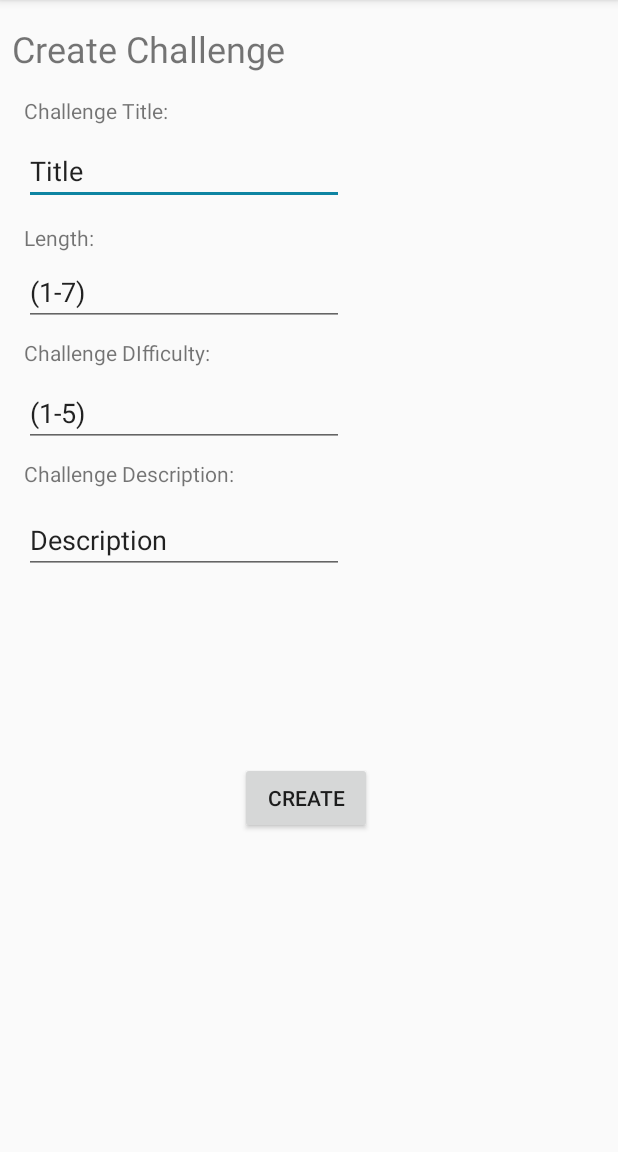
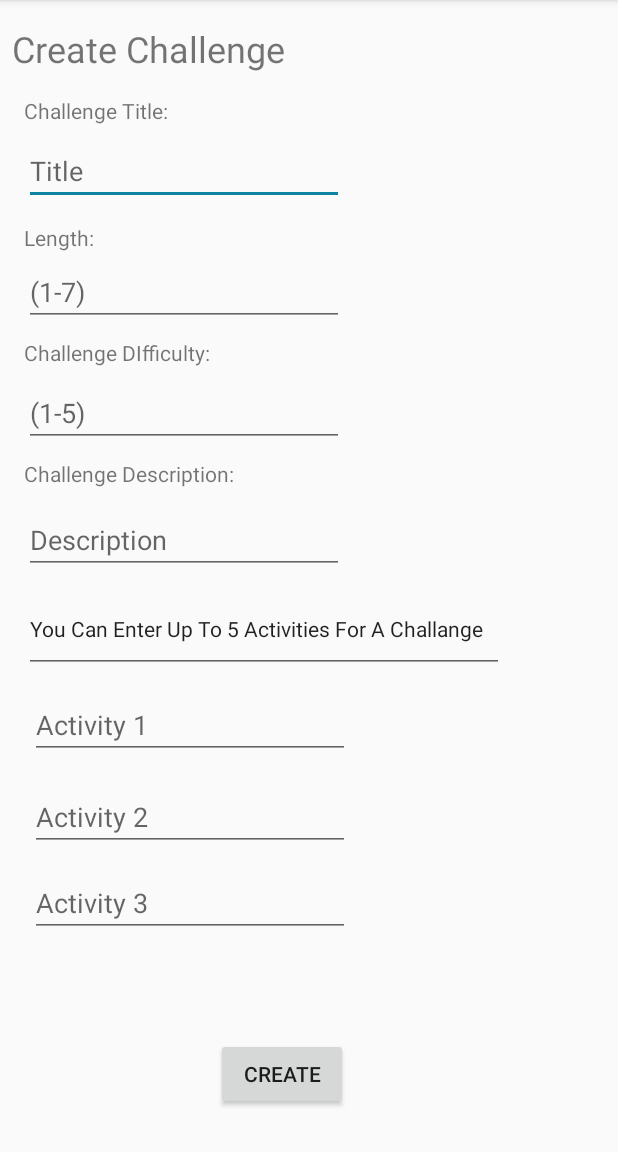
Before and after one commit to forklifters/WorkClout, an Android app: the CreateChallenge screen opened directly, with no data from a screen before it, on a phone screen of 412 x 824 dp, the part 84-1236 px from its top. Run offline under Robolectric (Android 15) with nearby library versions, the phone set to English and light mode, and no system bars; our stand-ins replace Firebase (no records; nobody signed in at launch, a user with empty details on screens opened directly).

Commit message:
create chalelnges and forgot password

```diff
--- a/app/src/main/AndroidManifest.xml
+++ b/app/src/main/AndroidManifest.xml
@@ -14,15 +14,16 @@
         android:roundIcon="@mipmap/ic_launcher_round"
         android:supportsRtl="true"
         android:theme="@style/AppTheme">
+        <activity android:name=".ForgotPassword"></activity>
+        <activity android:name=".Invitetochallenge" />
         <activity
             android:name=".HomePage"
             android:label="@string/title_activity_home_page"
-            android:theme="@style/AppTheme.NoActionBar"></activity>
+            android:theme="@style/AppTheme.NoActionBar" />
         <activity android:name=".Challenges" />
         <activity android:name=".CoachTab" />
         <activity android:name=".CreateChallenge" />
         <activity android:name=".Settings" />
-        <activity android:name=".ForgotPassword" />
         <activity android:name=".SetupProfile" />
         <activity android:name=".Registration" />
         <activity
--- a/app/src/main/java/com/example/workclout/CreateChallenge.java
+++ b/app/src/main/java/com/example/workclout/CreateChallenge.java
@@ -21,12 +21,13 @@ import java.util.Map;
 
 public class CreateChallenge extends AppCompatActivity {
 
-    private EditText challengeT, challengeDif, challengeL, challengeDes;
-    private String challengeTitle, challengeDescription, challengeID;
+    private EditText challengeT, challengeDif, challengeL, challengeDes, activity_1, activity_2,activity_3;
+    private String challengeTitle, challengeDescription, challengeID, UID, act1, act2, act3;
     private int challengeDifficulty, challengeLength;
     private Button createChallenge;
     private DocumentReference challengeRef;
     private FirebaseFirestore mFirestore;
+    private helperClass x =new helperClass();
 
 
 
@@ -44,8 +45,12 @@ public class CreateChallenge extends AppCompatActivity {
         challengeL=findViewById(R.id.challengeLength);
         challengeDes=findViewById(R.id.challengeDescription);
         createChallenge=findViewById(R.id.createChallengeButton);
+        activity_1=findViewById(R.id.Activity_1ID);
+        activity_2=findViewById(R.id.Activity_2ID);
+        activity_3=findViewById(R.id.Activity_3ID);
 
         mFirestore = FirebaseFirestore.getInstance();
+        UID=x.get_user_id();
 
         createChallenge.setOnClickListener(new View.OnClickListener() {
             @Override
@@ -55,6 +60,9 @@ public class CreateChallenge extends AppCompatActivity {
                 challengeLength = Integer.parseInt(challengeL.getText().toString());
                 challengeDescription = challengeDes.getText().toString();
                 challengeID = createChallengeID(challengeTitle, challengeDifficulty, challengeLength);
+                act1=activity_1.getText().toString();
+                act2=activity_2.getText().toString();
+                act3=activity_3.getText().toString();
 
                 Map<String, Object> dataToAdd = new HashMap<>();
 
@@ -63,12 +71,17 @@ public class CreateChallenge extends AppCompatActivity {
                 dataToAdd.put("length", challengeLength);
                 dataToAdd.put("description", challengeDescription);
                 dataToAdd.put("challengeID", challengeID);
+                dataToAdd.put("UID", UID);
+                dataToAdd.put("Activity 1",act1);
+                dataToAdd.put("Activity 2",act2);
+                dataToAdd.put("Activity 3",act3);
+
 
                 mFirestore.collection("challenges").document(challengeID).set(dataToAdd).addOnCompleteListener(new OnCompleteListener<Void>() {
                     @Override
                     public void onComplete(@NonNull Task<Void> task) {
                         Toast.makeText(CreateChallenge.this, "Username added", Toast.LENGTH_SHORT).show();
-
+                        mFirestore.collection("CoachesChallenges").document(UID).set(challengeID);
                         Intent loginSuccess = new Intent(CreateChallenge.this, HomePage.class);
                         startActivity(loginSuccess);
                     }
--- a/app/src/main/res/layout/activity_create_challenge.xml
+++ b/app/src/main/res/layout/activity_create_challenge.xml
@@ -34,8 +34,8 @@
         android:layout_marginStart="16dp"
         android:layout_marginTop="8dp"
         android:ems="10"
+        android:hint="Title"
         android:inputType="text"
-        android:text="Title"
         app:layout_constraintStart_toStartOf="parent"
         app:layout_constraintTop_toBottomOf="@+id/tv_chname" />
 
@@ -56,8 +56,8 @@
         android:layout_marginStart="16dp"
         android:layout_marginTop="4dp"
         android:ems="10"
+        android:hint="(1-7)"
         android:inputType="number"
-        android:text="(1-7)"
         app:layout_constraintStart_toStartOf="parent"
         app:layout_constraintTop_toBottomOf="@+id/tv_chlength" />
 
@@ -77,8 +77,8 @@
         android:layout_height="wrap_content"
         android:layout_marginTop="8dp"
         android:ems="10"
+        android:hint="(1-5)"
         android:inputType="number"
-        android:text="(1-5)"
         app:layout_constraintStart_toStartOf="@+id/tv_chdiff"
         app:layout_constraintTop_toBottomOf="@+id/tv_chdiff" />
 
@@ -99,8 +99,8 @@
         android:layout_marginStart="16dp"
         android:layout_marginTop="12dp"
         android:ems="10"
+        android:hint="Description"
         android:inputType="text"
-        android:text="Description"
         app:layout_constraintStart_toStartOf="parent"
         app:layout_constraintTop_toBottomOf="@+id/tv_chdesc" />
 
@@ -108,9 +108,58 @@
         android:id="@+id/createChallengeButton"
         android:layout_width="wrap_content"
         android:layout_height="wrap_content"
-        android:layout_marginStart="160dp"
-        android:layout_marginBottom="212dp"
+        android:layout_marginStart="144dp"
+        android:layout_marginBottom="28dp"
         android:text="Create"
         app:layout_constraintBottom_toBottomOf="parent"
         app:layout_constraintStart_toStartOf="parent" />
+
+    <EditText
+        android:id="@+id/Activity_1ID"
+        android:layout_width="wrap_content"
+        android:layout_height="41dp"
+        android:layout_marginStart="20dp"
+        android:layout_marginTop="16dp"
+        android:ems="10"
+        android:hint="Activity 1"
+        android:inputType="textPersonName"
+        app:layout_constraintStart_toStartOf="parent"
+        app:layout_constraintTop_toBottomOf="@+id/editText2" />
+
+    <EditText
+        android:id="@+id/editText2"
+        android:layout_width="320dp"
+        android:layout_height="58dp"
+        android:layout_marginStart="16dp"
+        android:layout_marginTop="8dp"
+        android:ems="10"
+        android:inputType="textPersonName"
+        android:text="You Can Enter Up To 5 Activities For A Challange "
+        android:textSize="14sp"
+        app:layout_constraintStart_toStartOf="parent"
+        app:layout_constraintTop_toBottomOf="@+id/challengeDescription" />
+
+    <EditText
+        android:id="@+id/Activity_2ID"
+        android:layout_width="wrap_content"
+        android:layout_height="wrap_content"
+        android:layout_marginStart="20dp"
+        android:layout_marginTop="16dp"
+        android:ems="10"
+        android:hint="Activity 2"
+        android:inputType="textPersonName"
+        app:layout_constraintStart_toStartOf="parent"
+        app:layout_constraintTop_toBottomOf="@+id/Activity_1ID" />
+
+    <EditText
+        android:id="@+id/Activity_3ID"
+        android:layout_width="wrap_content"
+        android:layout_height="wrap_content"
+        android:layout_marginStart="20dp"
+        android:layout_marginTop="12dp"
+        android:ems="10"
+        android:hint="Activity 3"
+        android:inputType="textPersonName"
+        app:layout_constraintStart_toStartOf="parent"
+        app:layout_constraintTop_toBottomOf="@+id/Activity_2ID" />
 </android.support.constraint.ConstraintLayout>
```
Also changed, not shown: app/src/main/java/com/example/workclout/HomePage.java (+5 -9 lines), app/src/main/java/com/example/workclout/Invitetochallenge.java (added, +13 -0 lines), app/src/main/java/com/example/workclout/SetupProfile.java (+30 -17 lines), app/src/main/res/layout/activity_forgot_password.xml (+44 -18 lines), app/src/main/res/layout/activity_invitetochallenge.xml (added, +152 -0 lines), app/src/main/res/values/strings.xml (line endings or trailing spaces).
